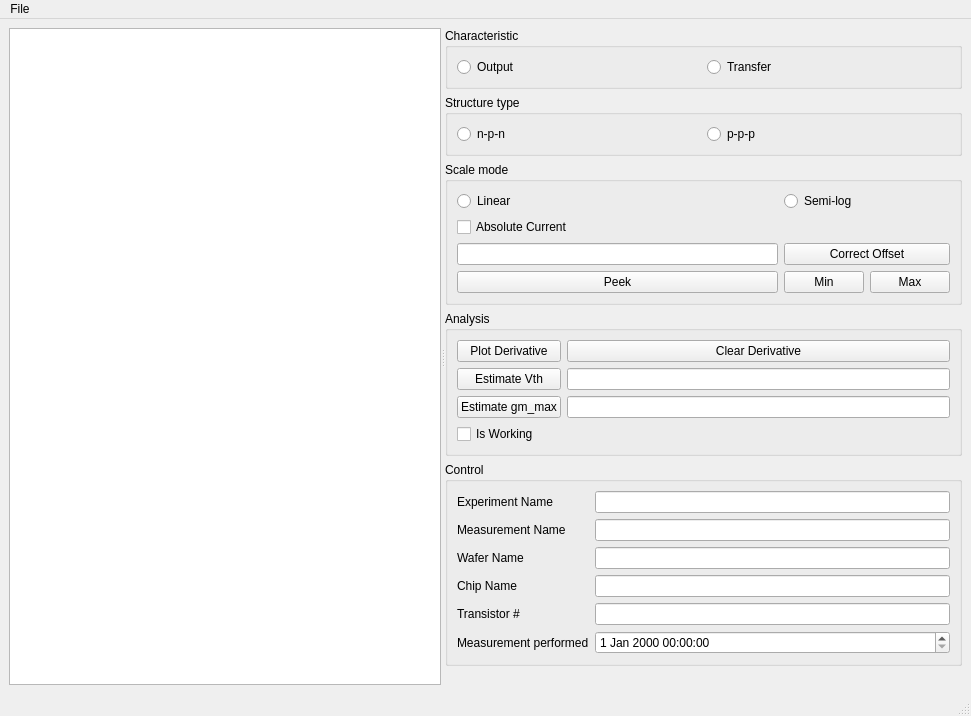
Before: the Qt Designer form IV_analysis/UI_IV_analysis.ui in zigorrom/IV_analysis, drawn with Qt 5.
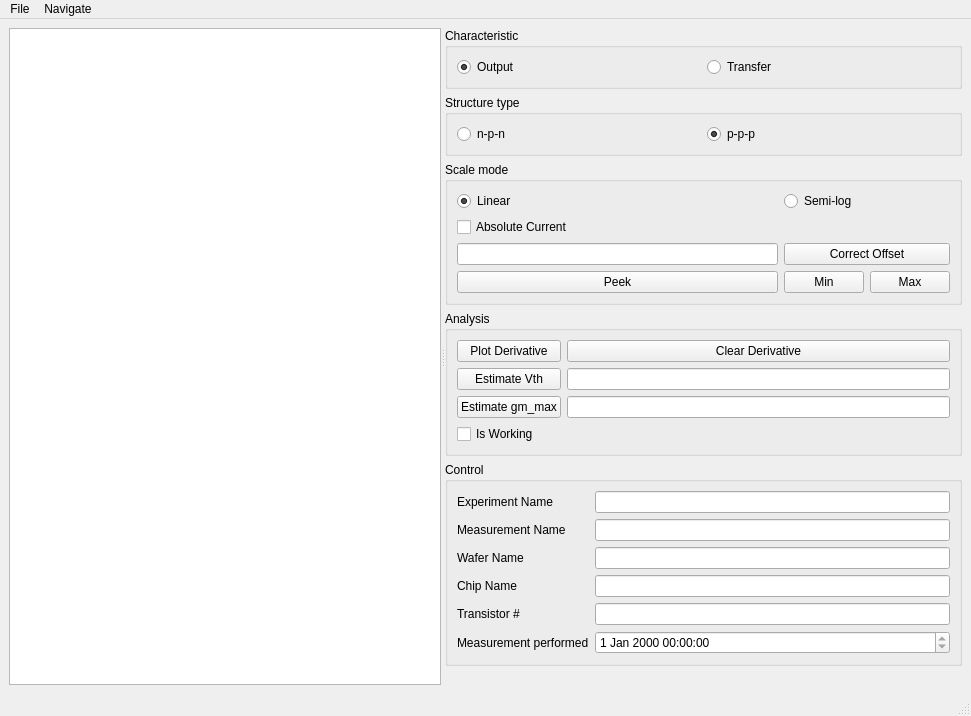
After: the same form once the commit is applied. Custom widgets are drawn as their Qt base class.

Patch:
```diff
--- a/IV_analysis/UI_IV_analysis.ui
+++ b/IV_analysis/UI_IV_analysis.ui
@@ -23,8 +23,17 @@
       <widget class="GraphicsLayoutWidget" name="graphicsView"/>
       <widget class="QWidget" name="">
        <layout class="QGridLayout" name="gridLayout_6">
+        <property name="sizeConstraint">
+         <enum>QLayout::SetMinimumSize</enum>
+        </property>
         <item row="0" column="0">
          <widget class="QGroupBox" name="groupBox_4">
+          <property name="sizePolicy">
+           <sizepolicy hsizetype="Minimum" vsizetype="Preferred">
+            <horstretch>0</horstretch>
+            <verstretch>0</verstretch>
+           </sizepolicy>
+          </property>
           <property name="title">
            <string>Characteristic</string>
           </property>
@@ -34,6 +43,9 @@
              <property name="text">
               <string>Output</string>
              </property>
+             <property name="checked">
+              <bool>true</bool>
+             </property>
             </widget>
            </item>
            <item row="0" column="1">
@@ -48,6 +60,12 @@
         </item>
         <item row="1" column="0">
          <widget class="QGroupBox" name="groupBox_2">
+          <property name="sizePolicy">
+           <sizepolicy hsizetype="Minimum" vsizetype="Preferred">
+            <horstretch>0</horstretch>
+            <verstretch>0</verstretch>
+           </sizepolicy>
+          </property>
           <property name="title">
            <string>Structure type</string>
           </property>
@@ -64,6 +82,9 @@
              <property name="text">
               <string>p-p-p</string>
              </property>
+             <property name="checked">
+              <bool>true</bool>
+             </property>
             </widget>
            </item>
           </layout>
@@ -73,6 +94,12 @@
         </item>
         <item row="2" column="0">
          <widget class="QGroupBox" name="groupBox_3">
+          <property name="sizePolicy">
+           <sizepolicy hsizetype="Minimum" vsizetype="Preferred">
+            <horstretch>0</horstretch>
+            <verstretch>0</verstretch>
+           </sizepolicy>
+          </property>
           <property name="title">
            <string>Scale mode</string>
           </property>
@@ -82,6 +109,9 @@
              <property name="text">
               <string>Linear</string>
              </property>
+             <property name="checked">
+              <bool>true</bool>
+             </property>
             </widget>
            </item>
            <item row="0" column="1" colspan="2">
@@ -198,6 +228,12 @@
         </item>
         <item row="4" column="0">
          <widget class="QGroupBox" name="groupBox_7">
+          <property name="sizePolicy">
+           <sizepolicy hsizetype="Minimum" vsizetype="Preferred">
+            <horstretch>0</horstretch>
+            <verstretch>0</verstretch>
+           </sizepolicy>
+          </property>
           <property name="title">
            <string>Control</string>
           </property>
@@ -280,7 +316,11 @@
             </widget>
            </item>
            <item row="5" column="1">
-            <widget class="QDateTimeEdit" name="dateTimeEdit"/>
+            <widget class="QDateTimeEdit" name="ui_measurement_datetime">
+             <property name="readOnly">
+              <bool>true</bool>
+             </property>
+            </widget>
            </item>
           </layout>
          </widget>
@@ -321,7 +361,15 @@
     <addaction name="separator"/>
     <addaction name="actionOpen_folder"/>
    </widget>
+   <widget class="QMenu" name="menuNavigate">
+    <property name="title">
+     <string>Navigate</string>
+    </property>
+    <addaction name="actionNext"/>
+    <addaction name="actionPrev"/>
+   </widget>
    <addaction name="menuFile"/>
+   <addaction name="menuNavigate"/>
   </widget>
   <widget class="QStatusBar" name="statusbar"/>
   <action name="actionWorking_Directory">
```
Left out of the diff: 73 changed lines with no effect on the pictures.
